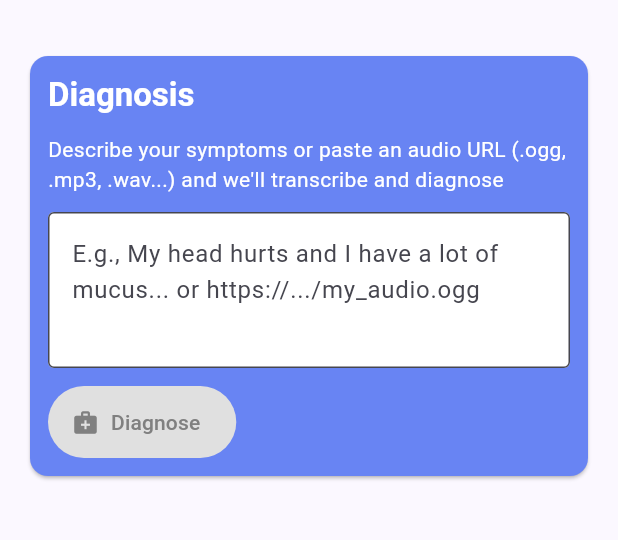
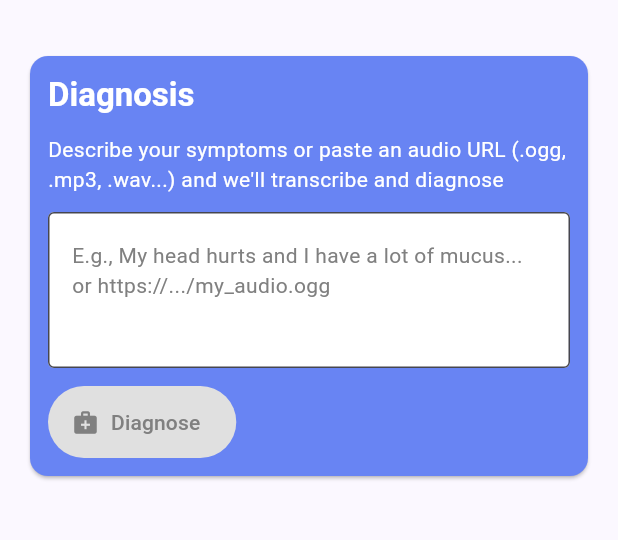
Before and after one commit to hfunescom/telepatia-ai-techtest-frontend, a Flutter app: the screen it shows after launch, on a phone screen of 412 x 824 dp, the part 70-610 px from its top. Run offline on Flutter 3.47's test engine with Material 3 defaults, Android fonts, the light colour scheme and no system bars.

Commit message:
style: unify diagnosis placeholder styling

```diff
--- a/telepatia_ai_techtest_frontend/lib/screens/home_screen.dart
+++ b/telepatia_ai_techtest_frontend/lib/screens/home_screen.dart
@@ -131,6 +131,12 @@ class _HomeScreenState extends State<HomeScreen> {
                               border: const OutlineInputBorder(),
                               hintText:
                                   'E.g., My head hurts and I have a lot of mucus... or https://.../my_audio.ogg',
+                              hintStyle: Theme.of(context)
+                                  .textTheme
+                                  .bodyMedium
+                                  ?.copyWith(
+                                    color: const Color(0xFF808080),
+                                  ),
                               errorText: input.isEmpty || !looksLikeUrl || isUrl
                                   ? null
                                   : 'Enter a valid URL (http/https).',
```
